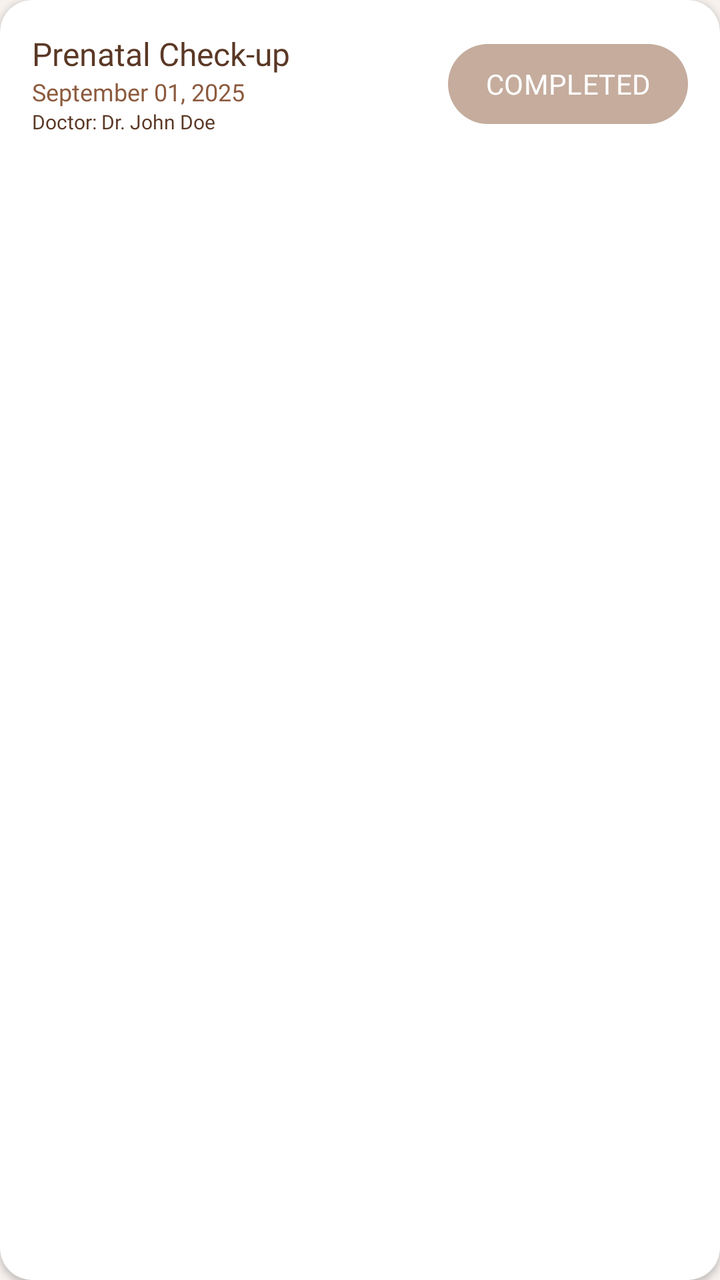
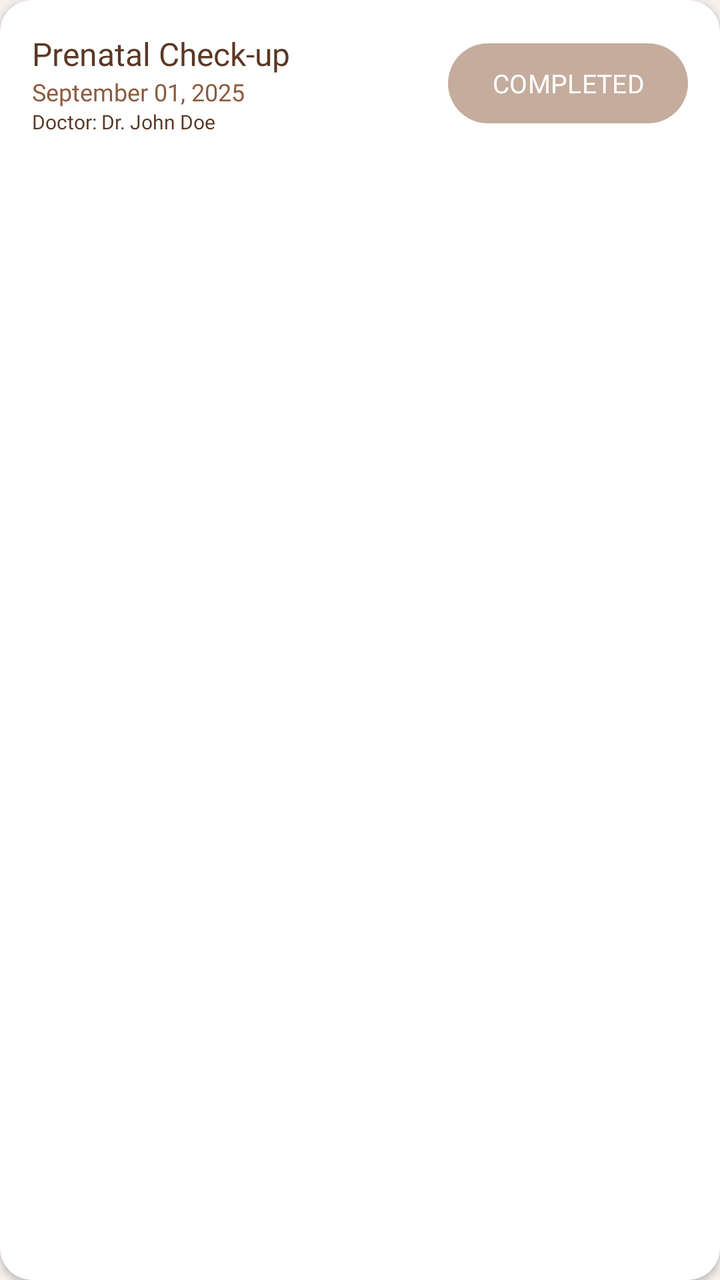

Compare the two renders of this Android layout. The source of the first and the diff that turns it into the second are given below.
<!-- AndroidManifest.xml: application theme Theme.StTherese -->
<!-- res/layout/history_card.xml -->
<?xml version="1.0" encoding="utf-8"?>
<androidx.cardview.widget.CardView xmlns:android="http://schemas.android.com/apk/res/android"
    xmlns:app="http://schemas.android.com/apk/res-auto"
    xmlns:tools="http://schemas.android.com/tools"
    android:layout_width="match_parent"
    android:layout_height="wrap_content"
    android:layout_marginBottom="12dp"
    app:cardCornerRadius="16dp"
    app:cardElevation="2dp"
    app:cardBackgroundColor="@color/card_white">


    <androidx.constraintlayout.widget.ConstraintLayout
        android:layout_width="match_parent"
        android:layout_height="wrap_content"
        android:padding="16dp">

        <TextView
            android:id="@+id/tvServiceType"
            android:layout_width="wrap_content"
            android:layout_height="wrap_content"
            android:fontFamily="@font/montserrat_extra_bold"
            android:text="Prenatal Check-up"
            android:textColor="@color/brown_text"
            android:textSize="16sp"
            app:layout_constraintStart_toStartOf="parent"
            app:layout_constraintTop_toTopOf="parent" />

        <TextView
            android:id="@+id/tvDateHistory"
            android:layout_width="wrap_content"
            android:layout_height="wrap_content"
            android:fontFamily="@font/poppins_medium"
            android:text="September 01, 2025"
            android:textColor="@color/text_secondary"
            android:textSize="12sp"
            app:layout_constraintStart_toStartOf="parent"
            app:layout_constraintTop_toBottomOf="@+id/tvServiceType" />

        <TextView
            android:id="@+id/tvDoctorNameHistory"
            android:layout_width="wrap_content"
            android:layout_height="wrap_content"
            android:fontFamily="@font/poppins_semi_bold"
            android:text="Doctor: Dr. John Doe"
            android:textColor="@color/brown_text"
            android:textSize="10sp"
            app:layout_constraintStart_toStartOf="parent"
            app:layout_constraintTop_toBottomOf="@+id/tvDateHistory" />

        <com.google.android.material.button.MaterialButton
            android:id="@+id/btnStatusHistory"
            android:layout_width="wrap_content"
            android:layout_height="wrap_content"
            android:minWidth="120dp"
            android:fontFamily="@font/poppins_semi_bold"
            android:text="COMPLETED"
            android:textAlignment="center"
            android:textAllCaps="false"
            android:textColor="@color/card_white"
            android:textSize="14sp"
            android:paddingStart="16dp"
            android:paddingEnd="16dp"
            app:backgroundTint="#808C5A3D"
            app:cornerRadius="24dp"
            app:layout_constraintBottom_toBottomOf="parent"
            app:layout_constraintEnd_toEndOf="parent"
            app:layout_constraintTop_toTopOf="parent" />

    </androidx.constraintlayout.widget.ConstraintLayout>
</androidx.cardview.widget.CardView>
<!-- resources referenced by this layout -->
<resources>
  <color name="brown_text">#5A3825</color>
  <color name="card_white">#FFFFFF</color>
  <color name="text_secondary">#8C5A3D</color>
  <style name="Theme.StTherese" parent="Base.Theme.StTherese" />
  <style name="Base.Theme.StTherese" parent="Theme.Material3.DayNight.NoActionBar">
          <item name="colorPrimary">@color/md_theme_light_primary</item>
          <item name="colorOnPrimary">@color/md_theme_light_onPrimary</item>
          <item name="android:colorBackground">@color/md_theme_light_background</item>
          <item name="colorSurface">@color/md_theme_light_surface</item>
          <item name="colorError">@color/red_primary</item>
          <item name="colorSecondary">@color/brown_text</item>
      </style>
  <color name="md_theme_light_primary">@color/brown_primary</color>
  <color name="md_theme_light_onPrimary">@color/white_on_primary</color>
  <color name="md_theme_light_background">@color/app_background</color>
  <color name="md_theme_light_surface">@color/app_background</color>
  <color name="red_primary">#D14A4A</color>
  <color name="brown_primary">#6B3A17</color>
  <color name="white_on_primary">#FFFFFF</color>
  <color name="app_background">#F7F1EE</color>
</resources>

<!-- the commit's change to res/layout/history_card.xml (unified diff, before → after) -->
@@ -17,34 +17,46 @@
 
         <TextView
             android:id="@+id/tvServiceType"
-            android:layout_width="wrap_content"
+            android:layout_width="0dp"
             android:layout_height="wrap_content"
+            android:layout_marginEnd="12dp"
+            android:ellipsize="end"
             android:fontFamily="@font/montserrat_extra_bold"
+            android:maxLines="2"
             android:text="Prenatal Check-up"
             android:textColor="@color/brown_text"
             android:textSize="16sp"
+            app:layout_constraintEnd_toStartOf="@id/btnStatusHistory"
             app:layout_constraintStart_toStartOf="parent"
             app:layout_constraintTop_toTopOf="parent" />
 
         <TextView
             android:id="@+id/tvDateHistory"
-            android:layout_width="wrap_content"
+            android:layout_width="0dp"
             android:layout_height="wrap_content"
+            android:layout_marginEnd="12dp"
+            android:ellipsize="end"
             android:fontFamily="@font/poppins_medium"
+            android:maxLines="1"
             android:text="September 01, 2025"
             android:textColor="@color/text_secondary"
             android:textSize="12sp"
+            app:layout_constraintEnd_toStartOf="@id/btnStatusHistory"
             app:layout_constraintStart_toStartOf="parent"
             app:layout_constraintTop_toBottomOf="@+id/tvServiceType" />
 
         <TextView
             android:id="@+id/tvDoctorNameHistory"
-            android:layout_width="wrap_content"
+            android:layout_width="0dp"
             android:layout_height="wrap_content"
+            android:layout_marginEnd="12dp"
+            android:ellipsize="end"
             android:fontFamily="@font/poppins_semi_bold"
+            android:maxLines="1"
             android:text="Doctor: Dr. John Doe"
             android:textColor="@color/brown_text"
             android:textSize="10sp"
+            app:layout_constraintEnd_toStartOf="@id/btnStatusHistory"
             app:layout_constraintStart_toStartOf="parent"
             app:layout_constraintTop_toBottomOf="@+id/tvDateHistory" />
 
@@ -52,20 +64,21 @@
             android:id="@+id/btnStatusHistory"
             android:layout_width="wrap_content"
             android:layout_height="wrap_content"
+            android:fontFamily="@font/poppins_semi_bold"
             android:minWidth="120dp"
-            android:fontFamily="@font/poppins_semi_bold"
+            android:paddingStart="12dp"
+            android:paddingEnd="12dp"
             android:text="COMPLETED"
             android:textAlignment="center"
             android:textAllCaps="false"
             android:textColor="@color/card_white"
-            android:textSize="14sp"
-            android:paddingStart="16dp"
-            android:paddingEnd="16dp"
+            android:textSize="13sp"
             app:backgroundTint="#808C5A3D"
             app:cornerRadius="24dp"
             app:layout_constraintBottom_toBottomOf="parent"
             app:layout_constraintEnd_toEndOf="parent"
-            app:layout_constraintTop_toTopOf="parent" />
+            app:layout_constraintTop_toTopOf="parent"
+            app:layout_constraintVertical_bias="0.466" />
 
     </androidx.constraintlayout.widget.ConstraintLayout>
 </androidx.cardview.widget.CardView>
